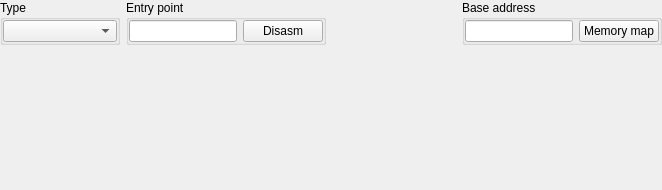
The window that formatswidget.ui (horsicq/FormatWidgets) describes before a commit, drawn with Qt 5.
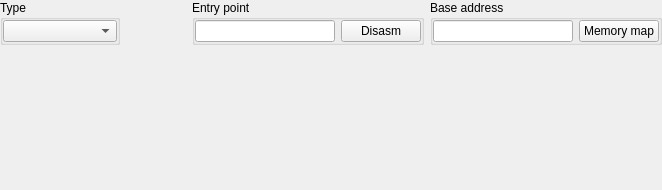
The same window after the commit. Custom widgets are drawn as their Qt base class.

Diff of the .ui file:
```diff
--- a/formatswidget.ui
+++ b/formatswidget.ui
@@ -58,14 +58,21 @@
        </layout>
       </widget>
      </item>
+     <item>
+      <spacer name="horizontalSpacer">
+       <property name="orientation">
+        <enum>Qt::Horizontal</enum>
+       </property>
+       <property name="sizeHint" stdset="0">
+        <size>
+         <width>40</width>
+         <height>20</height>
+        </size>
+       </property>
+      </spacer>
+     </item>
      <item>
       <widget class="QGroupBox" name="groupBoxEntryPoint">
-       <property name="maximumSize">
-        <size>
-         <width>240</width>
-         <height>16777215</height>
-        </size>
-       </property>
        <property name="title">
         <string>Entry point</string>
        </property>
@@ -84,6 +91,18 @@
         </property>
         <item>
          <widget class="XLineEditHEX" name="lineEditEntryPoint">
+          <property name="minimumSize">
+           <size>
+            <width>140</width>
+            <height>0</height>
+           </size>
+          </property>
+          <property name="maximumSize">
+           <size>
+            <width>140</width>
+            <height>16777215</height>
+           </size>
+          </property>
           <property name="alignment">
            <set>Qt::AlignCenter</set>
           </property>
@@ -102,27 +121,8 @@
        </layout>
       </widget>
      </item>
-     <item>
-      <spacer name="horizontalSpacer">
-       <property name="orientation">
-        <enum>Qt::Horizontal</enum>
-       </property>
-       <property name="sizeHint" stdset="0">
-        <size>
-         <width>40</width>
-         <height>20</height>
-        </size>
-       </property>
-      </spacer>
-     </item>
      <item>
       <widget class="QGroupBox" name="groupBoxBaseAddress">
-       <property name="maximumSize">
-        <size>
-         <width>240</width>
-         <height>16777215</height>
-        </size>
-       </property>
        <property name="title">
         <string>Base address</string>
        </property>
@@ -141,6 +141,18 @@
         </property>
         <item>
          <widget class="XLineEditHEX" name="lineEditBaseAddress">
+          <property name="minimumSize">
+           <size>
+            <width>140</width>
+            <height>0</height>
+           </size>
+          </property>
+          <property name="maximumSize">
+           <size>
+            <width>140</width>
+            <height>16777215</height>
+           </size>
+          </property>
           <property name="alignment">
            <set>Qt::AlignCenter</set>
           </property>
```
